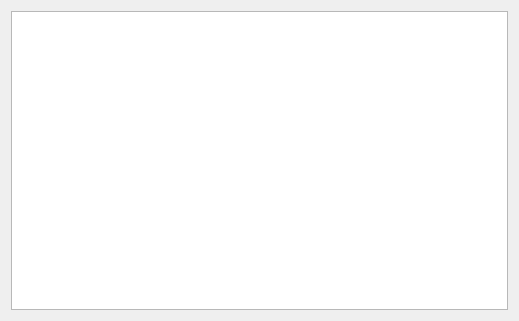
This is src/controls/chipcontrolwidget.ui in Phoenard/Phoenard-Toolkit as Qt 5 draws it before an edit. The edited form follows.
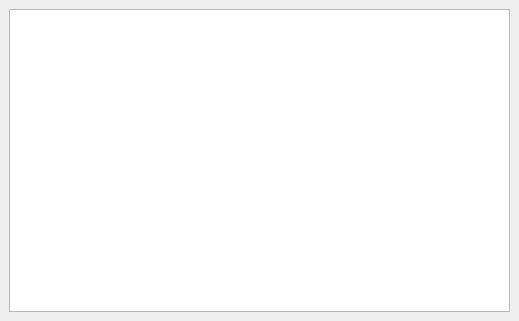
This is the edited form.

Commit message:
Added full pincontrol table with reg/pins switch
By default it shows all digital pins, their states and the
read/write/mode. Planned is also an ADC readout for the analog pins,
possibly with a toggle. You can use a button to switch to register mode
and back.

The edit to the form file:
```diff
--- a/src/controls/chipcontrolwidget.ui
+++ b/src/controls/chipcontrolwidget.ui
@@ -14,8 +14,38 @@
    <string>Form</string>
   </property>
   <layout class="QVBoxLayout" name="verticalLayout">
+   <property name="leftMargin">
+    <number>0</number>
+   </property>
+   <property name="topMargin">
+    <number>0</number>
+   </property>
+   <property name="rightMargin">
+    <number>0</number>
+   </property>
+   <property name="bottomMargin">
+    <number>0</number>
+   </property>
    <item>
-    <widget class="QTableWidget" name="registerTable"/>
+    <widget class="QStackedWidget" name="stackedWidget">
+     <property name="currentIndex">
+      <number>1</number>
+     </property>
+     <widget class="QWidget" name="registerPage">
+      <layout class="QHBoxLayout" name="horizontalLayout">
+       <item>
+        <widget class="QTableWidget" name="registerTable"/>
+       </item>
+      </layout>
+     </widget>
+     <widget class="QWidget" name="pinmapPage">
+      <layout class="QHBoxLayout" name="horizontalLayout_2">
+       <item>
+        <widget class="QTableWidget" name="pinmapTable"/>
+       </item>
+      </layout>
+     </widget>
+    </widget>
    </item>
   </layout>
  </widget>
```
The commit also changes 7 other files.
